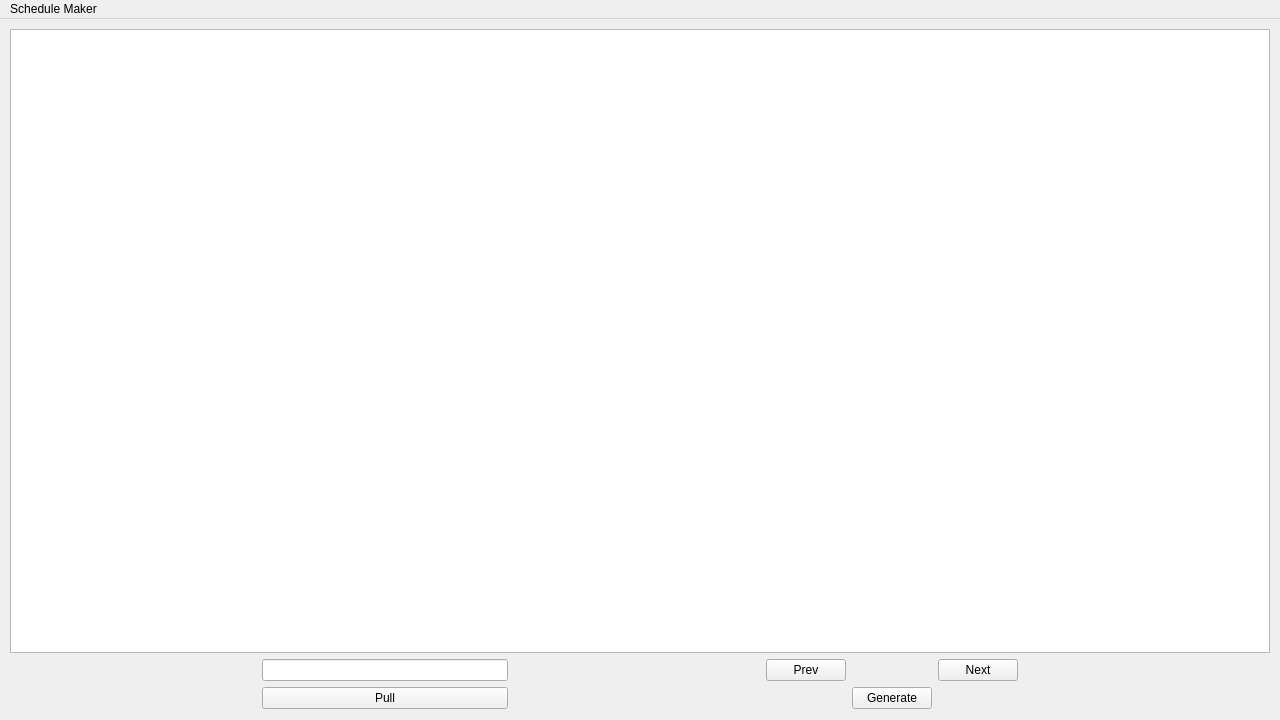
Old version of the form mainwindow.ui in the repository muzair2003/GriffinScheduler.
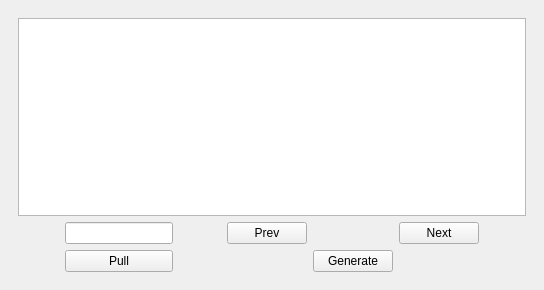
New version of the form.

Commit message: ui fixes but font too small

Patch:
```diff
--- a/mainwindow.ui
+++ b/mainwindow.ui
@@ -6,8 +6,8 @@
    <rect>
     <x>0</x>
     <y>0</y>
-    <width>1280</width>
-    <height>720</height>
+    <width>544</width>
+    <height>290</height>
    </rect>
   </property>
   <property name="baseSize">
@@ -22,21 +22,18 @@
   <widget class="QWidget" name="centralwidget">
    <property name="sizePolicy">
     <sizepolicy hsizetype="Expanding" vsizetype="Expanding">
-     <horstretch>0</horstretch>
-     <verstretch>0</verstretch>
+     <horstretch>100</horstretch>
+     <verstretch>100</verstretch>
     </sizepolicy>
    </property>
+   <layout class="QVBoxLayout" name="verticalLayout_2">
+    <property name="sizeConstraint">
+     <enum>QLayout::SetMaximumSize</enum>
+    </property>
+    <item>
    <widget class="QWidget" name="gridWidget_2" native="true">
-    <property name="geometry">
-     <rect>
-      <x>10</x>
-      <y>10</y>
-      <width>1260</width>
-      <height>680</height>
-     </rect>
-    </property>
     <property name="sizePolicy">
-     <sizepolicy hsizetype="Maximum" vsizetype="Maximum">
+       <sizepolicy hsizetype="Expanding" vsizetype="Expanding">
       <horstretch>0</horstretch>
       <verstretch>0</verstretch>
      </sizepolicy>
@@ -132,22 +129,8 @@
      </item>
     </layout>
    </widget>
-  </widget>
-  <widget class="QMenuBar" name="menubar">
-   <property name="geometry">
-    <rect>
-     <x>0</x>
-     <y>0</y>
-     <width>1280</width>
-     <height>21</height>
-    </rect>
-   </property>
-   <widget class="QMenu" name="menuSchedule_Maker">
-    <property name="title">
-     <string>Schedule Maker</string>
-    </property>
-   </widget>
-   <addaction name="menuSchedule_Maker"/>
+    </item>
+   </layout>
   </widget>
  </widget>
  <resources/>
```
Left out of the diff: 14 changed lines with no effect on the pictures. Lines whose indentation alone changed are shown as unchanged. The commit also changes 1 other file.
